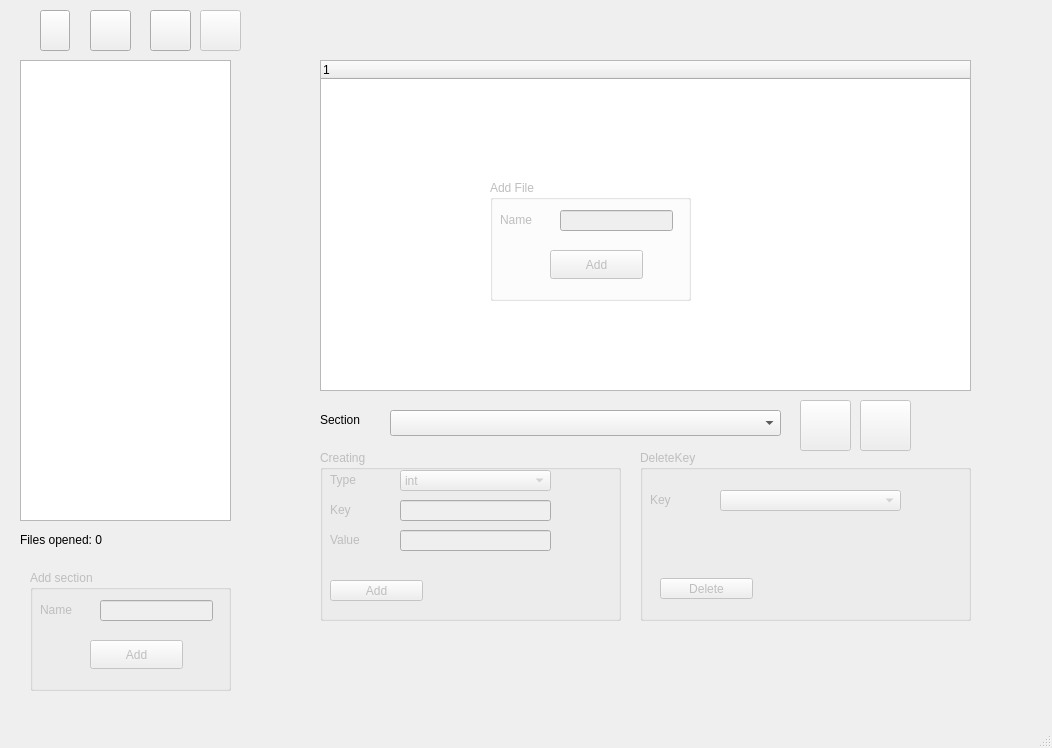
Qt form mainwindow.ui (Esternit/lab2_mst_s2) before a commit.
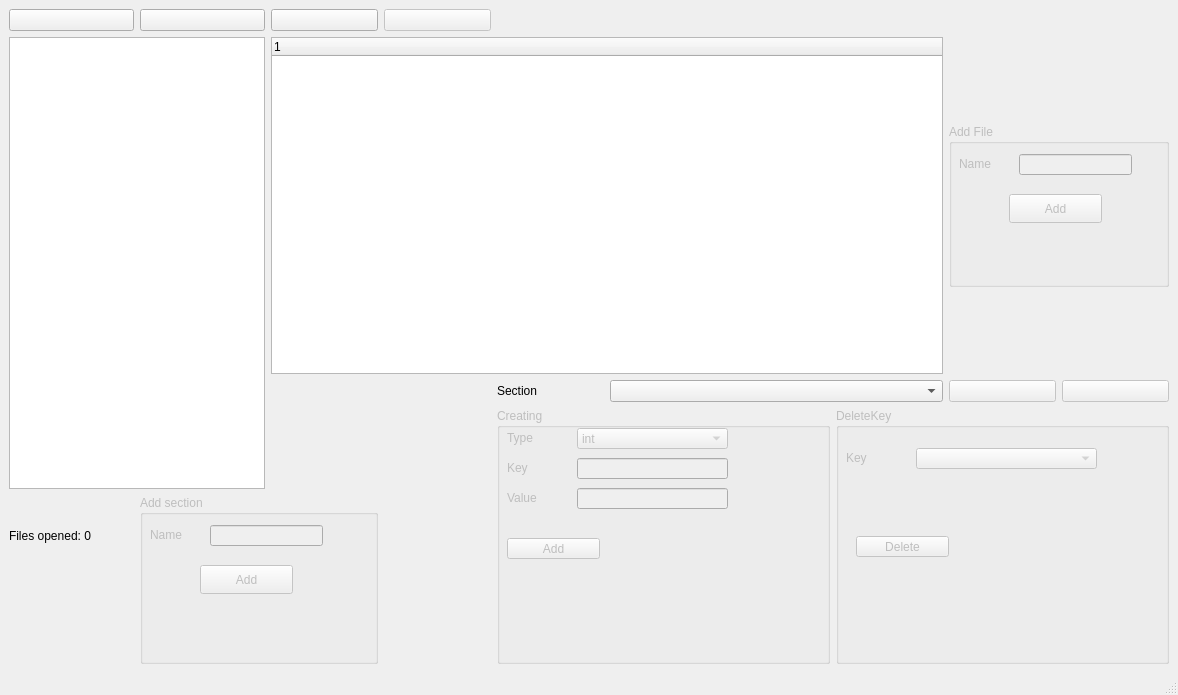
The same form after that commit. Icons and pictures are not drawn.

```diff
--- a/mainwindow.ui
+++ b/mainwindow.ui
@@ -6,8 +6,8 @@
    <rect>
     <x>0</x>
     <y>0</y>
-    <width>1052</width>
-    <height>748</height>
+    <width>1178</width>
+    <height>695</height>
    </rect>
   </property>
   <property name="windowTitle">
@@ -18,15 +18,98 @@
     <normaloff>:/images/top/images/mainicon.png</normaloff>:/images/top/images/mainicon.png</iconset>
   </property>
   <widget class="QWidget" name="centralwidget">
+   <layout class="QGridLayout" name="gridLayout_2">
+    <item row="0" column="3">
+     <widget class="QPushButton" name="addFileButtonTrigger">
+      <property name="enabled">
+       <bool>false</bool>
+      </property>
+      <property name="text">
+       <string/>
+      </property>
+      <property name="icon">
+       <iconset resource="resources.qrc">
+        <normaloff>:/images/top/images/addfile.png</normaloff>:/images/top/images/addfile.png</iconset>
+      </property>
+      <property name="iconSize">
+       <size>
+        <width>71</width>
+        <height>50</height>
+       </size>
+      </property>
+     </widget>
+    </item>
+    <item row="6" column="7" rowspan="3" colspan="3">
+     <widget class="QGroupBox" name="deleteKeyGroupBox">
+      <property name="enabled">
+       <bool>false</bool>
+      </property>
+      <property name="title">
+       <string>DeleteKey</string>
+      </property>
+      <widget class="QLabel" name="label_5">
+       <property name="geometry">
+        <rect>
+         <x>10</x>
+         <y>40</y>
+         <width>63</width>
+         <height>20</height>
+        </rect>
+       </property>
+       <property name="text">
+        <string>Key</string>
+       </property>
+      </widget>
+      <widget class="QComboBox" name="deleteKeyBox">
+       <property name="geometry">
+        <rect>
+         <x>80</x>
+         <y>40</y>
+         <width>181</width>
+         <height>21</height>
+        </rect>
+       </property>
+      </widget>
+      <widget class="QPushButton" name="deleteKeyButton">
+       <property name="geometry">
+        <rect>
+         <x>20</x>
+         <y>128</y>
+         <width>93</width>
+         <height>21</height>
+        </rect>
+       </property>
+       <property name="text">
+        <string>Delete</string>
+       </property>
+      </widget>
+     </widget>
+    </item>
+    <item row="1" column="0" rowspan="6" colspan="2">
+     <widget class="QListWidget" name="listWidget"/>
+    </item>
+    <item row="0" column="1">
+     <widget class="QPushButton" name="openDirectoryButton">
+      <property name="text">
+       <string/>
+      </property>
+      <property name="icon">
+       <iconset resource="resources.qrc">
+        <normaloff>:/images/top/images/folder.png</normaloff>:/images/top/images/folder.png</iconset>
+      </property>
+      <property name="iconSize">
+       <size>
+        <width>71</width>
+        <height>50</height>
+       </size>
+      </property>
+     </widget>
+    </item>
+    <item row="5" column="5" colspan="3">
+     <widget class="QComboBox" name="comboSectionsBox"/>
+    </item>
+    <item row="0" column="0">
    <widget class="QPushButton" name="chooseFile">
-    <property name="geometry">
-     <rect>
-      <x>40</x>
-      <y>10</y>
-      <width>30</width>
-      <height>41</height>
-     </rect>
-    </property>
     <property name="text">
      <string/>
     </property>
@@ -41,43 +124,56 @@
      </size>
     </property>
    </widget>
-   <widget class="QListWidget" name="listWidget">
-    <property name="geometry">
-     <rect>
-      <x>20</x>
-      <y>60</y>
-      <width>211</width>
-      <height>461</height>
-     </rect>
-    </property>
-   </widget>
-   <widget class="QTreeWidget" name="documentTreeView">
-    <property name="geometry">
-     <rect>
-      <x>320</x>
-      <y>60</y>
-      <width>651</width>
-      <height>331</height>
-     </rect>
-    </property>
-    <column>
+    </item>
+    <item row="5" column="9">
+     <widget class="QPushButton" name="cancelSectionAddingButton">
+      <property name="enabled">
+       <bool>false</bool>
+      </property>
+      <property name="text">
+       <string/>
+      </property>
+      <property name="icon">
+       <iconset resource="resources.qrc">
+        <normaloff>:/images/top/images/cross.png</normaloff>:/images/top/images/cross.png</iconset>
+      </property>
+      <property name="iconSize">
+       <size>
+        <width>71</width>
+        <height>50</height>
+       </size>
+      </property>
+     </widget>
+    </item>
+    <item row="0" column="2">
+     <widget class="QPushButton" name="saveCurFile">
+      <property name="text">
+       <string/>
+      </property>
+      <property name="icon">
+       <iconset resource="resources.qrc">
+        <normaloff>:/images/top/images/savefile.png</normaloff>:/images/top/images/savefile.png</iconset>
+      </property>
+      <property name="iconSize">
+       <size>
+        <width>71</width>
+        <height>50</height>
+       </size>
+      </property>
+     </widget>
+    </item>
+    <item row="5" column="4">
+     <widget class="QLabel" name="label_4">
      <property name="text">
-      <string notr="true">1</string>
-     </property>
-    </column>
-   </widget>
+       <string>Section</string>
+      </property>
+     </widget>
+    </item>
+    <item row="6" column="4" rowspan="3" colspan="3">
    <widget class="QGroupBox" name="createKeyGroupBox">
     <property name="enabled">
      <bool>false</bool>
     </property>
-    <property name="geometry">
-     <rect>
-      <x>320</x>
-      <y>450</y>
-      <width>301</width>
-      <height>171</height>
-     </rect>
-    </property>
     <property name="title">
      <string>Creating</string>
     </property>
@@ -184,204 +280,12 @@
      </property>
     </widget>
    </widget>
-   <widget class="QLabel" name="label_4">
-    <property name="geometry">
-     <rect>
-      <x>320</x>
-      <y>410</y>
-      <width>63</width>
-      <height>20</height>
-     </rect>
-    </property>
-    <property name="text">
-     <string>Section</string>
-    </property>
-   </widget>
-   <widget class="QComboBox" name="comboSectionsBox">
-    <property name="geometry">
-     <rect>
-      <x>390</x>
-      <y>410</y>
-      <width>391</width>
-      <height>26</height>
-     </rect>
-    </property>
-   </widget>
-   <widget class="QGroupBox" name="deleteKeyGroupBox">
-    <property name="enabled">
-     <bool>false</bool>
-    </property>
-    <property name="geometry">
-     <rect>
-      <x>640</x>
-      <y>450</y>
-      <width>331</width>
-      <height>171</height>
-     </rect>
-    </property>
-    <property name="title">
-     <string>DeleteKey</string>
-    </property>
-    <widget class="QLabel" name="label_5">
-     <property name="geometry">
-      <rect>
-       <x>10</x>
-       <y>40</y>
-       <width>63</width>
-       <height>20</height>
-      </rect>
-     </property>
-     <property name="text">
-      <string>Key</string>
-     </property>
-    </widget>
-    <widget class="QComboBox" name="deleteKeyBox">
-     <property name="geometry">
-      <rect>
-       <x>80</x>
-       <y>40</y>
-       <width>181</width>
-       <height>21</height>
-      </rect>
-     </property>
-    </widget>
-    <widget class="QPushButton" name="deleteKeyButton">
-     <property name="geometry">
-      <rect>
-       <x>20</x>
-       <y>128</y>
-       <width>93</width>
-       <height>21</height>
-      </rect>
-     </property>
-     <property name="text">
-      <string>Delete</string>
-     </property>
-    </widget>
-   </widget>
-   <widget class="QPushButton" name="openDirectoryButton">
-    <property name="geometry">
-     <rect>
-      <x>90</x>
-      <y>10</y>
-      <width>41</width>
-      <height>41</height>
-     </rect>
-    </property>
-    <property name="text">
-     <string/>
-    </property>
-    <property name="icon">
-     <iconset resource="resources.qrc">
-      <normaloff>:/images/top/images/folder.png</normaloff>:/images/top/images/folder.png</iconset>
-    </property>
-    <property name="iconSize">
-     <size>
-      <width>71</width>
-      <height>50</height>
-     </size>
-    </property>
-   </widget>
-   <widget class="QPushButton" name="saveCurFile">
-    <property name="geometry">
-     <rect>
-      <x>150</x>
-      <y>10</y>
-      <width>41</width>
-      <height>41</height>
-     </rect>
-    </property>
-    <property name="text">
-     <string/>
-    </property>
-    <property name="icon">
-     <iconset resource="resources.qrc">
-      <normaloff>:/images/top/images/savefile.png</normaloff>:/images/top/images/savefile.png</iconset>
-    </property>
-    <property name="iconSize">
-     <size>
-      <width>71</width>
-      <height>50</height>
-     </size>
-    </property>
-   </widget>
-   <widget class="QLabel" name="openedFilesInfo">
-    <property name="geometry">
-     <rect>
-      <x>20</x>
-      <y>530</y>
-      <width>121</width>
-      <height>20</height>
-     </rect>
-    </property>
-    <property name="text">
-     <string>Files opened: 0</string>
-    </property>
-   </widget>
-   <widget class="QGroupBox" name="sectionAdderBox">
-    <property name="enabled">
-     <bool>false</bool>
-    </property>
-    <property name="geometry">
-     <rect>
-      <x>30</x>
-      <y>570</y>
-      <width>201</width>
-      <height>121</height>
-     </rect>
-    </property>
-    <property name="title">
-     <string>Add section</string>
-    </property>
-    <widget class="QLineEdit" name="sectionNameInput">
-     <property name="geometry">
-      <rect>
-       <x>70</x>
-       <y>30</y>
-       <width>113</width>
-       <height>21</height>
-      </rect>
-     </property>
-    </widget>
-    <widget class="QLabel" name="label_6">
-     <property name="geometry">
-      <rect>
-       <x>10</x>
-       <y>30</y>
-       <width>63</width>
-       <height>20</height>
-      </rect>
-     </property>
-     <property name="text">
-      <string>Name</string>
-     </property>
-    </widget>
-    <widget class="QPushButton" name="addSectionActionButton">
-     <property name="geometry">
-      <rect>
-       <x>60</x>
-       <y>70</y>
-       <width>93</width>
-       <height>29</height>
-      </rect>
-     </property>
-     <property name="text">
-      <string>Add</string>
-     </property>
-    </widget>
-   </widget>
+    </item>
+    <item row="5" column="8">
    <widget class="QPushButton" name="addSectionButton">
     <property name="enabled">
      <bool>false</bool>
     </property>
-    <property name="geometry">
-     <rect>
-      <x>800</x>
-      <y>400</y>
-      <width>51</width>
-      <height>51</height>
-     </rect>
-    </property>
     <property name="text">
      <string/>
     </property>
@@ -396,44 +300,21 @@
      </size>
     </property>
    </widget>
-   <widget class="QPushButton" name="cancelSectionAddingButton">
-    <property name="enabled">
-     <bool>false</bool>
-    </property>
-    <property name="geometry">
-     <rect>
-      <x>860</x>
-      <y>400</y>
-      <width>51</width>
-      <height>51</height>
-     </rect>
-    </property>
+    </item>
+    <item row="1" column="2" rowspan="4" colspan="6">
+     <widget class="QTreeWidget" name="documentTreeView">
+      <column>
     <property name="text">
-     <string/>
-    </property>
-    <property name="icon">
-     <iconset resource="resources.qrc">
-      <normaloff>:/images/top/images/cross.png</normaloff>:/images/top/images/cross.png</iconset>
-    </property>
-    <property name="iconSize">
-     <size>
-      <width>71</width>
-      <height>50</height>
-     </size>
-    </property>
-   </widget>
+        <string notr="true">1</string>
+       </property>
+      </column>
+     </widget>
+    </item>
+    <item row="2" column="8" rowspan="2" colspan="2">
    <widget class="QGroupBox" name="fileAdderBox">
     <property name="enabled">
      <bool>false</bool>
     </property>
-    <property name="geometry">
-     <rect>
-      <x>490</x>
-      <y>180</y>
-      <width>201</width>
-      <height>121</height>
-     </rect>
-    </property>
     <property name="title">
      <string>Add File</string>
     </property>
@@ -474,32 +355,61 @@
      </property>
     </widget>
    </widget>
-   <widget class="QPushButton" name="addFileButtonTrigger">
+    </item>
+    <item row="7" column="0">
+     <widget class="QLabel" name="openedFilesInfo">
+      <property name="text">
+       <string>Files opened: 0</string>
+      </property>
+     </widget>
+    </item>
+    <item row="7" column="1" rowspan="2" colspan="2">
+     <widget class="QGroupBox" name="sectionAdderBox">
     <property name="enabled">
      <bool>false</bool>
     </property>
+      <property name="title">
+       <string>Add section</string>
+      </property>
+      <widget class="QLineEdit" name="sectionNameInput">
     <property name="geometry">
      <rect>
-      <x>200</x>
-      <y>10</y>
-      <width>41</width>
-      <height>41</height>
-     </rect>
-    </property>
+         <x>70</x>
+         <y>30</y>
+         <width>113</width>
+         <height>21</height>
+        </rect>
+       </property>
+      </widget>
+      <widget class="QLabel" name="label_6">
+       <property name="geometry">
+        <rect>
+         <x>10</x>
+         <y>30</y>
+         <width>63</width>
+         <height>20</height>
+        </rect>
+       </property>
     <property name="text">
-     <string/>
-    </property>
-    <property name="icon">
-     <iconset resource="resources.qrc">
-      <normaloff>:/images/top/images/addfile.png</normaloff>:/images/top/images/addfile.png</iconset>
-    </property>
-    <property name="iconSize">
-     <size>
-      <width>71</width>
-      <height>50</height>
-     </size>
-    </property>
-   </widget>
+        <string>Name</string>
+       </property>
+      </widget>
+      <widget class="QPushButton" name="addSectionActionButton">
+       <property name="geometry">
+        <rect>
+         <x>60</x>
+         <y>70</y>
+         <width>93</width>
+         <height>29</height>
+        </rect>
+       </property>
+       <property name="text">
+        <string>Add</string>
+       </property>
+      </widget>
+     </widget>
+    </item>
+   </layout>
   </widget>
   <widget class="QMenuBar" name="menubar">
    <property name="geometry">
```
Left out of the diff: 2 changed lines with no effect on the pictures. Lines whose indentation alone changed are shown as unchanged.
